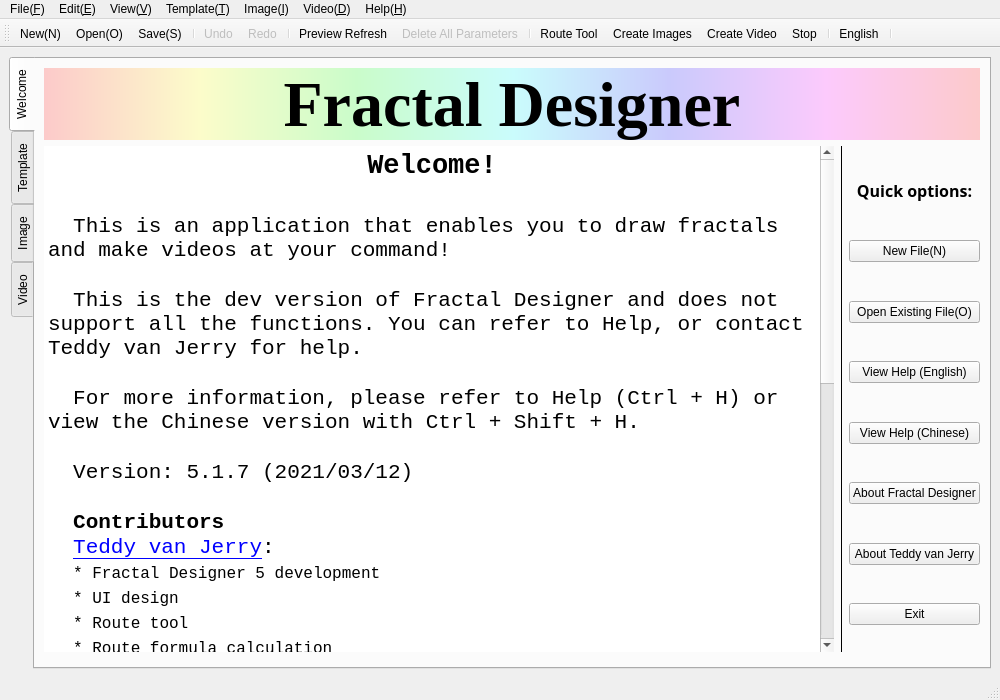
Above: mainwindow.ui from Teddy-van-Jerry/Fractal_Designer before the change. Below: the same form after it.
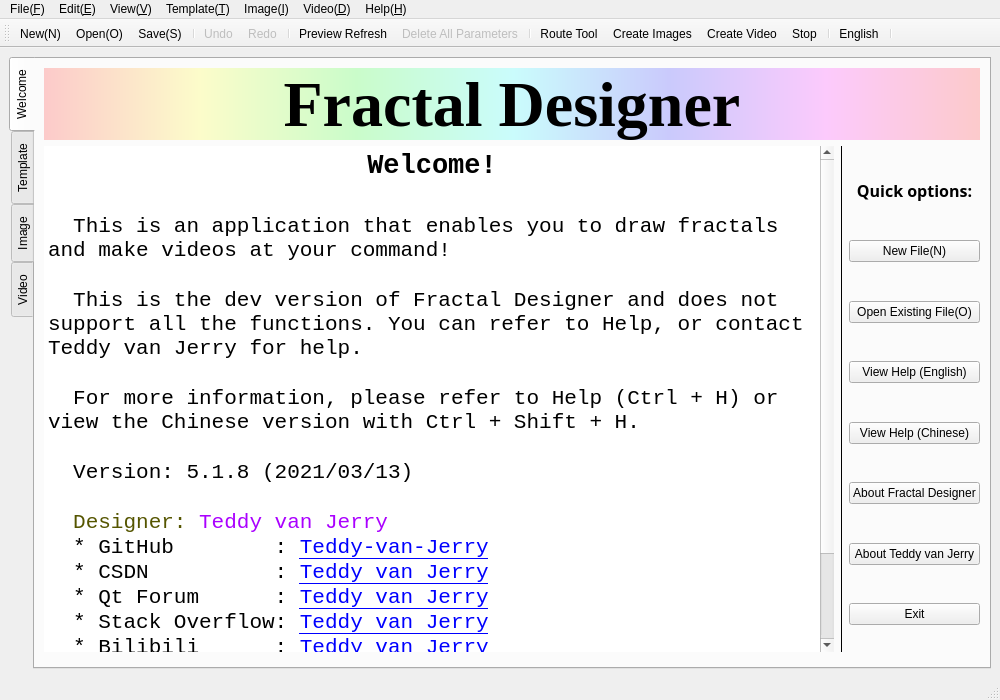
That is the form after the change. Icons and pictures are not drawn.

The edit to the form file:
```diff
--- a/mainwindow.ui
+++ b/mainwindow.ui
@@ -76,11 +76,16 @@
             <property name="font">
              <font>
               <family>Consolas</family>
+              <underline>false</underline>
+              <strikeout>false</strikeout>
              </font>
             </property>
             <property name="focusPolicy">
              <enum>Qt::NoFocus</enum>
             </property>
+            <property name="styleSheet">
+             <string notr="true">text-decoration: none</string>
+            </property>
             <property name="locale">
              <locale language="English" country="UnitedKingdom"/>
             </property>
@@ -103,37 +108,17 @@
 &lt;p style=&quot;-qt-paragraph-type:empty; margin-top:0px; margin-bottom:0px; margin-left:0px; margin-right:0px; -qt-block-indent:0; text-indent:0px; font-size:16pt;&quot;&gt;&lt;br /&gt;&lt;/p&gt;
 &lt;p style=&quot; margin-top:0px; margin-bottom:0px; margin-left:0px; margin-right:0px; -qt-block-indent:0; text-indent:0px;&quot;&gt;&lt;span style=&quot; font-size:16pt;&quot;&gt;  For more information, please refer to Help (Ctrl + H) or view the Chinese version with Ctrl + Shift + H.&lt;/span&gt;&lt;/p&gt;
 &lt;p style=&quot;-qt-paragraph-type:empty; margin-top:0px; margin-bottom:0px; margin-left:0px; margin-right:0px; -qt-block-indent:0; text-indent:0px; font-size:16pt;&quot;&gt;&lt;br /&gt;&lt;/p&gt;
-&lt;p style=&quot; margin-top:0px; margin-bottom:0px; margin-left:0px; margin-right:0px; -qt-block-indent:0; text-indent:0px;&quot;&gt;&lt;span style=&quot; font-size:16pt;&quot;&gt;  Version: 5.1.7 (2021/03/12)&lt;/span&gt;&lt;/p&gt;
-&lt;p style=&quot;-qt-paragraph-type:empty; margin-top:0px; margin-bottom:0px; margin-left:0px; margin-right:0px; -qt-block-indent:0; text-indent:0px; font-family:'SimSun'; font-size:16pt;&quot;&gt;&lt;br /&gt;&lt;/p&gt;
-&lt;p style=&quot; margin-top:0px; margin-bottom:0px; margin-left:0px; margin-right:0px; -qt-block-indent:0; text-indent:0px;&quot;&gt;&lt;span style=&quot; font-family:'SimSun'; font-size:16pt;&quot;&gt;  &lt;/span&gt;&lt;span style=&quot; font-family:'SimSun'; font-size:16pt; font-weight:600;&quot;&gt;Contributors&lt;/span&gt;&lt;/p&gt;
-&lt;p style=&quot; margin-top:0px; margin-bottom:0px; margin-left:0px; margin-right:0px; -qt-block-indent:0; text-indent:0px;&quot;&gt;&lt;span style=&quot; font-family:'SimSun'; font-size:16pt;&quot;&gt;  &lt;/span&gt;&lt;a href=&quot;https://blog.csdn.net/weixin_50012998&quot;&gt;&lt;span style=&quot; font-family:'SimSun'; font-size:16pt; text-decoration: underline; color:#0000ff;&quot;&gt;Teddy van Jerry&lt;/span&gt;&lt;/a&gt;&lt;span style=&quot; font-family:'SimSun'; font-size:16pt;&quot;&gt;:&lt;/span&gt;&lt;/p&gt;
-&lt;p style=&quot; margin-top:0px; margin-bottom:0px; margin-left:0px; margin-right:0px; -qt-block-indent:0; text-indent:0px;&quot;&gt;&lt;span style=&quot; font-family:'SimSun'; font-size:16pt;&quot;&gt;  &lt;/span&gt;&lt;span style=&quot; font-family:'SimSun'; font-size:12pt;&quot;&gt;* Fractal Designer 5 development&lt;/span&gt;&lt;/p&gt;
-&lt;p style=&quot; margin-top:0px; margin-bottom:0px; margin-left:0px; margin-right:0px; -qt-block-indent:0; text-indent:0px;&quot;&gt;&lt;span style=&quot; font-family:'SimSun'; font-size:16pt;&quot;&gt;  &lt;/span&gt;&lt;span style=&quot; font-family:'SimSun'; font-size:12pt;&quot;&gt;* UI design&lt;/span&gt;&lt;/p&gt;
-&lt;p style=&quot; margin-top:0px; margin-bottom:0px; margin-left:0px; margin-right:0px; -qt-block-indent:0; text-indent:0px;&quot;&gt;&lt;span style=&quot; font-family:'SimSun'; font-size:16pt;&quot;&gt;  &lt;/span&gt;&lt;span style=&quot; font-family:'SimSun'; font-size:12pt;&quot;&gt;* Route tool&lt;/span&gt;&lt;/p&gt;
-&lt;p style=&quot; margin-top:0px; margin-bottom:0px; margin-left:0px; margin-right:0px; -qt-block-indent:0; text-indent:0px;&quot;&gt;&lt;span style=&quot; font-family:'SimSun'; font-size:16pt;&quot;&gt;  &lt;/span&gt;&lt;span style=&quot; font-family:'SimSun'; font-size:12pt;&quot;&gt;* Route formula calculation&lt;/span&gt;&lt;/p&gt;
-&lt;p style=&quot; margin-top:0px; margin-bottom:0px; margin-left:0px; margin-right:0px; -qt-block-indent:0; text-indent:0px;&quot;&gt;&lt;span style=&quot; font-family:'SimSun'; font-size:16pt;&quot;&gt;  &lt;/span&gt;&lt;span style=&quot; font-family:'SimSun'; font-size:12pt;&quot;&gt;* Build thread (creating images)&lt;/span&gt;&lt;/p&gt;
-&lt;p style=&quot; margin-top:0px; margin-bottom:0px; margin-left:0px; margin-right:0px; -qt-block-indent:0; text-indent:0px;&quot;&gt;&lt;span style=&quot; font-family:'SimSun'; font-size:16pt;&quot;&gt;  &lt;/span&gt;&lt;span style=&quot; font-family:'SimSun'; font-size:12pt;&quot;&gt;* Complex class&lt;/span&gt;&lt;/p&gt;
-&lt;p style=&quot; margin-top:0px; margin-bottom:0px; margin-left:0px; margin-right:0px; -qt-block-indent:0; text-indent:0px;&quot;&gt;&lt;span style=&quot; font-family:'SimSun'; font-size:16pt;&quot;&gt;  &lt;/span&gt;&lt;span style=&quot; font-family:'SimSun'; font-size:12pt;&quot;&gt;* Sample writing&lt;/span&gt;&lt;/p&gt;
-&lt;p style=&quot; margin-top:0px; margin-bottom:0px; margin-left:0px; margin-right:0px; -qt-block-indent:0; text-indent:0px;&quot;&gt;&lt;span style=&quot; font-family:'SimSun'; font-size:16pt;&quot;&gt;  &lt;/span&gt;&lt;span style=&quot; font-family:'SimSun'; font-size:12pt;&quot;&gt;* Integration&lt;/span&gt;&lt;/p&gt;
-&lt;p style=&quot; margin-top:0px; margin-bottom:0px; margin-left:0px; margin-right:0px; -qt-block-indent:0; text-indent:0px;&quot;&gt;&lt;span style=&quot; font-family:'SimSun'; font-size:16pt;&quot;&gt;  &lt;/span&gt;&lt;span style=&quot; font-family:'SimSun'; font-size:12pt;&quot;&gt;* Help&lt;/span&gt;&lt;/p&gt;
-&lt;p style=&quot; margin-top:0px; margin-bottom:0px; margin-left:0px; margin-right:0px; -qt-block-indent:0; text-indent:0px;&quot;&gt;&lt;span style=&quot; font-family:'SimSun'; font-size:16pt;&quot;&gt;  &lt;/span&gt;&lt;a href=&quot;https://panoan.org/&quot;&gt;&lt;span style=&quot; font-family:'SimSun'; font-size:16pt; text-decoration: underline; color:#0000ff;&quot;&gt;Panoan&lt;/span&gt;&lt;/a&gt;&lt;span style=&quot; font-family:'SimSun'; font-size:16pt;&quot;&gt;:&lt;/span&gt;&lt;/p&gt;
-&lt;p style=&quot; margin-top:0px; margin-bottom:0px; margin-left:0px; margin-right:0px; -qt-block-indent:0; text-indent:0px;&quot;&gt;&lt;span style=&quot; font-family:'SimSun'; font-size:16pt;&quot;&gt;  &lt;/span&gt;&lt;span style=&quot; font-family:'SimSun'; font-size:12pt;&quot;&gt;* Formula display of colours&lt;/span&gt;&lt;/p&gt;
-&lt;p style=&quot; margin-top:0px; margin-bottom:0px; margin-left:0px; margin-right:0px; -qt-block-indent:0; text-indent:0px;&quot;&gt;&lt;span style=&quot; font-family:'SimSun'; font-size:16pt;&quot;&gt;  &lt;/span&gt;&lt;span style=&quot; font-family:'SimSun'; font-size:12pt;&quot;&gt;* FFmpeg codes&lt;/span&gt;&lt;/p&gt;
-&lt;p style=&quot; margin-top:0px; margin-bottom:0px; margin-left:0px; margin-right:0px; -qt-block-indent:0; text-indent:0px;&quot;&gt;&lt;span style=&quot; font-family:'SimSun'; font-size:16pt;&quot;&gt;  &lt;/span&gt;&lt;span style=&quot; font-family:'SimSun'; font-size:12pt;&quot;&gt;* Cmd and Powershell codes&lt;/span&gt;&lt;/p&gt;
-&lt;p style=&quot; margin-top:0px; margin-bottom:0px; margin-left:0px; margin-right:0px; -qt-block-indent:0; text-indent:0px;&quot;&gt;&lt;span style=&quot; font-family:'SimSun'; font-size:16pt;&quot;&gt;  &lt;/span&gt;&lt;span style=&quot; font-family:'SimSun'; font-size:12pt;&quot;&gt;* Complex class&lt;/span&gt;&lt;/p&gt;
-&lt;p style=&quot; margin-top:0px; margin-bottom:0px; margin-left:0px; margin-right:0px; -qt-block-indent:0; text-indent:0px;&quot;&gt;&lt;span style=&quot; font-family:'SimSun'; font-size:16pt;&quot;&gt;  &lt;/span&gt;&lt;span style=&quot; font-family:'SimSun'; font-size:12pt;&quot;&gt;* Sample writing&lt;/span&gt;&lt;/p&gt;
-&lt;p style=&quot; margin-top:0px; margin-bottom:0px; margin-left:0px; margin-right:0px; -qt-block-indent:0; text-indent:0px;&quot;&gt;&lt;span style=&quot; font-family:'SimSun'; font-size:16pt;&quot;&gt;  King:&lt;/span&gt;&lt;/p&gt;
-&lt;p style=&quot; margin-top:0px; margin-bottom:0px; margin-left:0px; margin-right:0px; -qt-block-indent:0; text-indent:0px;&quot;&gt;&lt;span style=&quot; font-family:'SimSun'; font-size:16pt;&quot;&gt;  &lt;/span&gt;&lt;span style=&quot; font-family:'SimSun'; font-size:12pt;&quot;&gt;* Define colour&lt;/span&gt;&lt;/p&gt;
-&lt;p style=&quot; margin-top:0px; margin-bottom:0px; margin-left:0px; margin-right:0px; -qt-block-indent:0; text-indent:0px;&quot;&gt;&lt;span style=&quot; font-family:'SimSun'; font-size:16pt;&quot;&gt;  &lt;/span&gt;&lt;span style=&quot; font-family:'SimSun'; font-size:12pt;&quot;&gt;* Define colour parameters setting&lt;/span&gt;&lt;/p&gt;
-&lt;p style=&quot; margin-top:0px; margin-bottom:0px; margin-left:0px; margin-right:0px; -qt-block-indent:0; text-indent:0px;&quot;&gt;&lt;span style=&quot; font-family:'SimSun'; font-size:16pt;&quot;&gt;  &lt;/span&gt;&lt;span style=&quot; font-family:'SimSun'; font-size:12pt;&quot;&gt;* Complex class&lt;/span&gt;&lt;/p&gt;
-&lt;p style=&quot; margin-top:0px; margin-bottom:0px; margin-left:0px; margin-right:0px; -qt-block-indent:0; text-indent:0px;&quot;&gt;&lt;span style=&quot; font-family:'SimSun'; font-size:16pt;&quot;&gt;  &lt;/span&gt;&lt;span style=&quot; font-family:'SimSun'; font-size:12pt;&quot;&gt;* Sample writing&lt;/span&gt;&lt;/p&gt;
-&lt;p style=&quot; margin-top:0px; margin-bottom:0px; margin-left:0px; margin-right:0px; -qt-block-indent:0; text-indent:0px;&quot;&gt;&lt;span style=&quot; font-family:'SimSun'; font-size:16pt;&quot;&gt;  ZYB:&lt;/span&gt;&lt;/p&gt;
-&lt;p style=&quot; margin-top:0px; margin-bottom:0px; margin-left:0px; margin-right:0px; -qt-block-indent:0; text-indent:0px;&quot;&gt;&lt;span style=&quot; font-family:'SimSun'; font-size:16pt;&quot;&gt;  &lt;/span&gt;&lt;span style=&quot; font-family:'SimSun'; font-size:12pt;&quot;&gt;* Design formulas&lt;/span&gt;&lt;/p&gt;
-&lt;p style=&quot; margin-top:0px; margin-bottom:0px; margin-left:0px; margin-right:0px; -qt-block-indent:0; text-indent:0px;&quot;&gt;&lt;span style=&quot; font-family:'SimSun'; font-size:16pt;&quot;&gt;  &lt;/span&gt;&lt;span style=&quot; font-family:'SimSun'; font-size:12pt;&quot;&gt;* Create images&lt;/span&gt;&lt;/p&gt;
-&lt;p style=&quot; margin-top:0px; margin-bottom:0px; margin-left:0px; margin-right:0px; -qt-block-indent:0; text-indent:0px;&quot;&gt;&lt;span style=&quot; font-family:'SimSun'; font-size:16pt;&quot;&gt;  &lt;/span&gt;&lt;span style=&quot; font-family:'SimSun'; font-size:12pt;&quot;&gt;* Route parameters setting&lt;/span&gt;&lt;/p&gt;
-&lt;p style=&quot; margin-top:0px; margin-bottom:0px; margin-left:0px; margin-right:0px; -qt-block-indent:0; text-indent:0px;&quot;&gt;&lt;span style=&quot; font-family:'SimSun'; font-size:16pt;&quot;&gt;  &lt;/span&gt;&lt;span style=&quot; font-family:'SimSun'; font-size:12pt;&quot;&gt;* Complex class&lt;/span&gt;&lt;/p&gt;
-&lt;p style=&quot; margin-top:0px; margin-bottom:0px; margin-left:0px; margin-right:0px; -qt-block-indent:0; text-indent:0px;&quot;&gt;&lt;span style=&quot; font-family:'SimSun'; font-size:16pt;&quot;&gt;  &lt;/span&gt;&lt;span style=&quot; font-family:'SimSun'; font-size:12pt;&quot;&gt;* Sample writing&lt;/span&gt;&lt;/p&gt;
-&lt;p align=&quot;center&quot; style=&quot;-qt-paragraph-type:empty; margin-top:0px; margin-bottom:0px; margin-left:0px; margin-right:0px; -qt-block-indent:0; text-indent:0px; font-family:'SimSun'; font-size:9.07563pt;&quot;&gt;&lt;br /&gt;&lt;/p&gt;&lt;/body&gt;&lt;/html&gt;</string>
+&lt;p style=&quot; margin-top:0px; margin-bottom:0px; margin-left:0px; margin-right:0px; -qt-block-indent:0; text-indent:0px;&quot;&gt;&lt;span style=&quot; font-size:16pt;&quot;&gt;  Version: 5.1.8 (2021/03/13)&lt;/span&gt;&lt;/p&gt;
+&lt;p style=&quot;-qt-paragraph-type:empty; margin-top:0px; margin-bottom:0px; margin-left:0px; margin-right:0px; -qt-block-indent:0; text-indent:0px; font-size:16pt;&quot;&gt;&lt;br /&gt;&lt;/p&gt;
+&lt;p style=&quot; margin-top:0px; margin-bottom:0px; margin-left:0px; margin-right:0px; -qt-block-indent:0; text-indent:0px;&quot;&gt;&lt;span style=&quot; font-size:16pt;&quot;&gt;  &lt;/span&gt;&lt;span style=&quot; font-size:16pt; color:#555500;&quot;&gt;Designer: &lt;/span&gt;&lt;span style=&quot; font-size:16pt; color:#aa00ff;&quot;&gt;Teddy van Jerry&lt;/span&gt;&lt;/p&gt;
+&lt;p style=&quot; margin-top:0px; margin-bottom:0px; margin-left:0px; margin-right:0px; -qt-block-indent:0; text-indent:0px;&quot;&gt;&lt;span style=&quot; font-size:16pt; color:#aa00ff;&quot;&gt;  &lt;/span&gt;&lt;span style=&quot; font-size:16pt; color:#000000;&quot;&gt;* GitHub        : &lt;/span&gt;&lt;a href=&quot;https://github.com/Teddy-van-Jerry&quot;&gt;&lt;span style=&quot; font-size:16pt; text-decoration: underline; color:#0000ff;&quot;&gt;Teddy-van-Jerry&lt;/span&gt;&lt;/a&gt;&lt;/p&gt;
+&lt;p style=&quot; margin-top:0px; margin-bottom:0px; margin-left:0px; margin-right:0px; -qt-block-indent:0; text-indent:0px;&quot;&gt;&lt;span style=&quot; font-size:16pt; color:#000000;&quot;&gt;  * CSDN          : &lt;/span&gt;&lt;a href=&quot;https://blog.csdn.net/weixin_50012998&quot;&gt;&lt;span style=&quot; font-size:16pt; text-decoration: underline; color:#0000ff;&quot;&gt;Teddy van Jerry&lt;/span&gt;&lt;/a&gt;&lt;/p&gt;
+&lt;p style=&quot; margin-top:0px; margin-bottom:0px; margin-left:0px; margin-right:0px; -qt-block-indent:0; text-indent:0px;&quot;&gt;&lt;span style=&quot; font-size:16pt; color:#000000;&quot;&gt;  * Qt Forum      : &lt;/span&gt;&lt;a href=&quot;https://forum.qt.io/user/teddy-van-jerry&quot;&gt;&lt;span style=&quot; font-size:16pt; text-decoration: underline; color:#0000ff;&quot;&gt;Teddy van Jerry&lt;/span&gt;&lt;/a&gt;&lt;/p&gt;
+&lt;p style=&quot; margin-top:0px; margin-bottom:0px; margin-left:0px; margin-right:0px; -qt-block-indent:0; text-indent:0px;&quot;&gt;&lt;span style=&quot; font-size:16pt; color:#000000;&quot;&gt;  * Stack Overflow: &lt;/span&gt;&lt;a href=&quot;https://stackoverflow.com/users/15080514/teddy-van-jerry&quot;&gt;&lt;span style=&quot; font-size:16pt; text-decoration: underline; color:#0000ff;&quot;&gt;Teddy van Jerry&lt;/span&gt;&lt;/a&gt;&lt;/p&gt;
+&lt;p style=&quot; margin-top:0px; margin-bottom:0px; margin-left:0px; margin-right:0px; -qt-block-indent:0; text-indent:0px;&quot;&gt;&lt;span style=&quot; font-size:16pt; color:#000000;&quot;&gt;  * Bilibili      : &lt;/span&gt;&lt;a href=&quot;https://space.bilibili.com/631883409&quot;&gt;&lt;span style=&quot; font-size:16pt; text-decoration: underline; color:#0000ff;&quot;&gt;Teddy_van_Jerry&lt;/span&gt;&lt;/a&gt;&lt;/p&gt;
+&lt;p style=&quot; margin-top:0px; margin-bottom:0px; margin-left:0px; margin-right:0px; -qt-block-indent:0; text-indent:0px;&quot;&gt;&lt;span style=&quot; font-size:16pt; color:#000000;&quot;&gt;  * E-mail        : &lt;/span&gt;&lt;span style=&quot; font-size:14pt; color:#00aa00;&quot;&gt;teddy-van-jerry@foxmail.com&lt;/span&gt;&lt;span style=&quot; font-size:14pt; color:#000000;&quot;&gt; or &lt;/span&gt;&lt;span style=&quot; font-size:14pt; color:#00aa00;&quot;&gt;teddy-jerry@qq.com&lt;/span&gt;&lt;/p&gt;
+&lt;p style=&quot;-qt-paragraph-type:empty; margin-top:0px; margin-bottom:0px; margin-left:0px; margin-right:0px; -qt-block-indent:0; text-indent:0px; font-size:16pt; color:#000000;&quot;&gt;&lt;br /&gt;&lt;/p&gt;
+&lt;p style=&quot;-qt-paragraph-type:empty; margin-top:0px; margin-bottom:0px; margin-left:0px; margin-right:0px; -qt-block-indent:0; text-indent:0px; font-size:16pt;&quot;&gt;&lt;br /&gt;&lt;/p&gt;&lt;/body&gt;&lt;/html&gt;</string>
             </property>
             <property name="openExternalLinks">
              <bool>true</bool>
```
Left out of the diff: 2 changed lines with no effect on the pictures.
